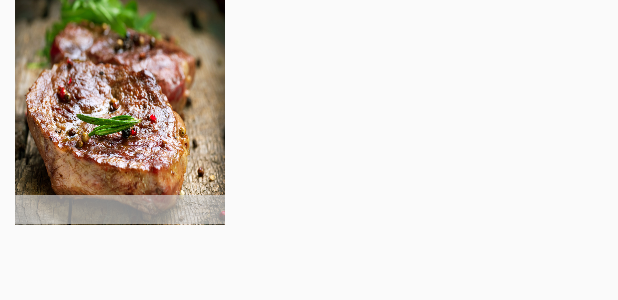
After one commit to Zhenande/QuanLy, an Android app: the layout food_grid_list_item.xml on its own in the app's theme, with its tools: preview values and no code run, on a phone screen of 412 x 824 dp. The commit adds this screen. Shown: the top 300 px of the screen. Run offline under Robolectric (Android 15) with nearby library versions, the phone set to English and light mode, and no system bars.

Commit message:
Second Commit

```diff
--- a/app/build.gradle
+++ b/app/build.gradle
@@ -39,4 +39,5 @@ dependencies {
 
 
 
+
 apply plugin: 'com.google.gms.google-services'
--- a/app/src/main/java/manhquan/khoaluan_quanly/EmployeeDetailActivity.java
+++ b/app/src/main/java/manhquan/khoaluan_quanly/EmployeeDetailActivity.java
@@ -143,7 +143,6 @@ public class EmployeeDetailActivity extends AppCompatActivity {
                                         onBackPressed();
                                     }
                                 });
-
                     }
                 })
                 .show();
--- a/app/src/main/java/manhquan/khoaluan_quanly/MainActivity.java
+++ b/app/src/main/java/manhquan/khoaluan_quanly/MainActivity.java
@@ -27,6 +27,7 @@ import com.google.firebase.auth.FirebaseAuth;
 import java.util.Locale;
 
 import fragment.EmployeeFragment;
+import fragment.FoodFragment;
 import fragment.IncomeFragment;
 import fragment.RestaurantFragment;
 
@@ -195,6 +196,9 @@ public class MainActivity extends AppCompatActivity
             case R.id.nav_account:
                 fragment = new EmployeeFragment();
                 break;
+            case R.id.nav_food:
+                fragment = new FoodFragment();
+                break;
             default:
                 fragment = new RestaurantFragment();
                 break;
--- a/app/src/main/res/layout/content_main.xml
+++ b/app/src/main/res/layout/content_main.xml
@@ -7,14 +7,10 @@
     tools:context="manhquan.khoaluan_quanly.MainActivity"
     tools:showIn="@layout/app_bar_main">
 
-
     <FrameLayout
         android:id="@+id/main_app_framelayout"
         android:layout_width="match_parent"
         android:layout_height="match_parent">
-
     </FrameLayout>
 
-
-
 </LinearLayout>
--- /dev/null
+++ b/app/src/main/res/layout/food_grid_list_item.xml
@@ -0,0 +1,38 @@
+<?xml version="1.0" encoding="utf-8"?>
+<LinearLayout xmlns:android="http://schemas.android.com/apk/res/android"
+    android:orientation="vertical" android:layout_width="match_parent"
+    android:layout_height="match_parent">
+
+    <RelativeLayout
+        android:layout_width="match_parent"
+        android:layout_height="wrap_content">
+
+        <ImageView
+            android:id="@+id/food_item_image"
+            android:src="@drawable/beefsteak"
+            android:paddingLeft="10dp"
+            android:scaleType="fitXY"
+            android:layout_width="150dp"
+            android:layout_height="150dp" />
+
+        <TextView
+            android:id="@+id/food_item_price"
+            android:layout_below="@+id/food_item_image"
+            android:background="#AAD3D3D3"
+            android:layout_marginLeft="10dp"
+            android:layout_marginTop="-20dp"
+            android:textColor="@android:color/black"
+            android:gravity="center"
+            android:layout_width="140dp"
+            android:layout_height="wrap_content" />
+
+    </RelativeLayout>
+
+    <TextView
+        android:id="@+id/food_item_name"
+        android:layout_marginStart="10dp"
+        android:textColor="@android:color/black"
+        android:layout_width="140dp"
+        android:layout_height="wrap_content" />
+
+</LinearLayout>
--- a/app/src/main/res/menu/activity_main_drawer.xml
+++ b/app/src/main/res/menu/activity_main_drawer.xml
@@ -17,6 +17,11 @@
             android:icon="@drawable/ic_account_box_black_24px"
             android:title="@string/nav_account" />
 
+        <item
+            android:id="@+id/nav_food"
+            android:icon="@drawable/ic_food"
+            android:title="@string/nav_food" />
+
     </group>
 
 </menu>
--- a/app/src/main/res/values/strings.xml
+++ b/app/src/main/res/values/strings.xml
@@ -23,6 +23,7 @@
     <string name="nav_restaurant">Restaurant</string>
     <string name="nav_income">Revenue</string>
     <string name="nav_account">Account</string>
+    <string name="nav_food">Food</string>
 
     <!--=================================Restaurant Fragment==========================================-->
     <string name="tableNumber">Table </string>
```
Also changed, not shown: app/src/main/java/adapter/GridFoodAdapter.java (added, +75 -0 lines), app/src/main/java/fragment/FoodFragment.java (added, +67 -0 lines), app/src/main/java/model/Food.java (added, +36 -0 lines), app/src/main/res/layout/fragment_food.xml (added, +13 -0 lines), app/src/main/res/drawable/beefsteak.png (added), app/src/main/res/drawable/ic_food.png (added), 1 other file.
